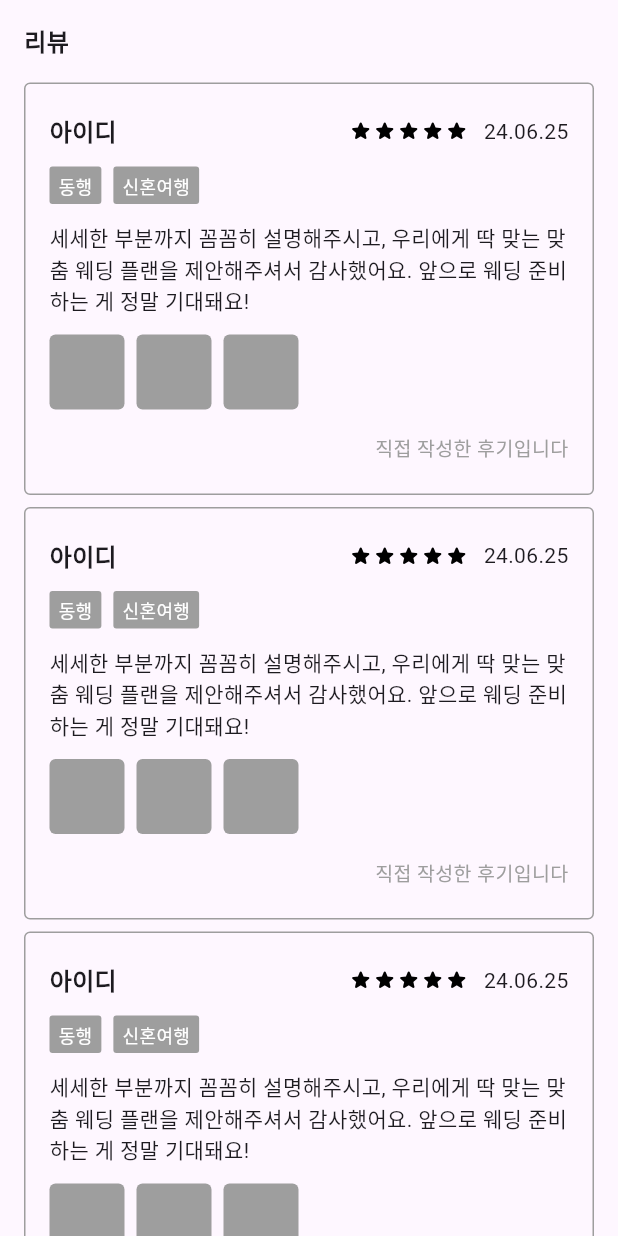
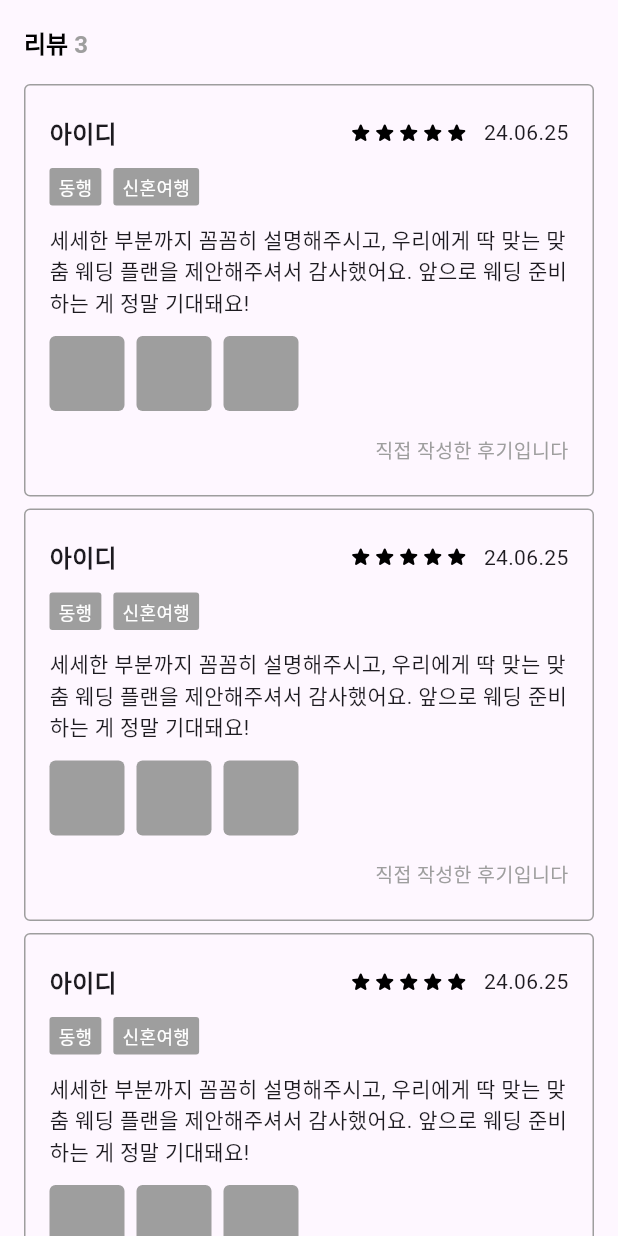
Before and after one commit to dears-swm-15th/dears-fe, a Flutter app: the DetailsReviewTab widget shown alone on an empty page, opened directly, on a phone screen of 412 x 824 dp. Run offline on Flutter 3.47's test engine with Material 3 defaults, Android fonts, the phone set to English and light mode, and no system bars; our stand-ins replace dio, flutter_hooks, freezed_annotation, go_router, hooks_riverpod, retrofit and 1 more; generated files the repository leaves out were written again.

Commit message:
feat: add review count

```diff
--- a/lib/widgets/details_review_tab.dart
+++ b/lib/widgets/details_review_tab.dart
@@ -1,5 +1,7 @@
 import 'package:dears/widgets/review_list_tile.dart';
 import 'package:flutter/material.dart';
+
+const int _reviewCount = 3;
 
 class DetailsReviewTab extends StatelessWidget {
   const DetailsReviewTab({super.key});
@@ -11,24 +13,33 @@ class DetailsReviewTab extends StatelessWidget {
       child: CustomScrollView(
         physics: const ClampingScrollPhysics(),
         slivers: [
-          const SliverToBoxAdapter(
+          SliverToBoxAdapter(
             child: Column(
               crossAxisAlignment: CrossAxisAlignment.start,
               children: [
-                SizedBox(height: 16),
-                Text(
-                  "리뷰",
-                  style: TextStyle(
-                    fontSize: 16,
-                    fontWeight: FontWeight.bold,
+                const SizedBox(height: 16),
+                RichText(
+                  text: const TextSpan(
+                    style: TextStyle(
+                      fontSize: 16,
+                      fontWeight: FontWeight.bold,
+                      color: Colors.black,
+                    ),
+                    children: [
+                      TextSpan(text: "리뷰 "),
+                      TextSpan(
+                        text: "$_reviewCount",
+                        style: TextStyle(color: Colors.grey),
+                      ),
+                    ],
                   ),
                 ),
-                SizedBox(height: 16),
+                const SizedBox(height: 16),
               ],
             ),
           ),
           SliverList.separated(
-            itemCount: 3,
+            itemCount: _reviewCount,
             separatorBuilder: (context, index) => const SizedBox(height: 8),
             itemBuilder: (context, index) => const ReviewListTile(),
           ),
```
